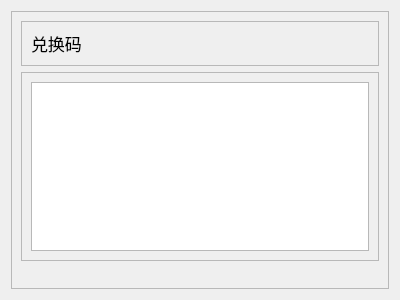
First picture: the form in res/ui/set_03.ui, repository Shasnow/StarRailAssistant, before the edit.
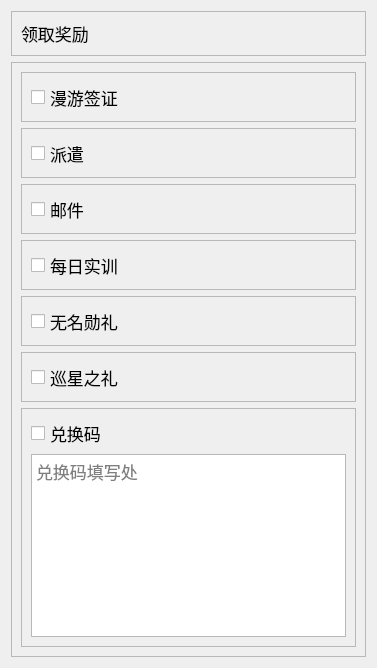
Second picture: the form after the edit.

```diff
--- a/res/ui/set_03.ui
+++ b/res/ui/set_03.ui
@@ -6,8 +6,8 @@
    <rect>
     <x>0</x>
     <y>0</y>
-    <width>400</width>
-    <height>300</height>
+    <width>377</width>
+    <height>668</height>
    </rect>
   </property>
   <property name="font">
@@ -19,6 +19,207 @@
    <string>Form</string>
   </property>
   <layout class="QGridLayout" name="gridLayout">
+   <item row="1" column="0">
+    <widget class="QScrollArea" name="scrollArea">
+     <property name="widgetResizable">
+      <bool>true</bool>
+     </property>
+     <widget class="QWidget" name="scrollAreaWidgetContents">
+      <property name="geometry">
+       <rect>
+        <x>0</x>
+        <y>0</y>
+        <width>357</width>
+        <height>600</height>
+       </rect>
+      </property>
+      <layout class="QVBoxLayout" name="verticalLayout_3">
+       <item>
+        <widget class="QFrame" name="frame3_1">
+         <property name="frameShape">
+          <enum>QFrame::Shape::StyledPanel</enum>
+         </property>
+         <property name="frameShadow">
+          <enum>QFrame::Shadow::Raised</enum>
+         </property>
+         <layout class="QHBoxLayout" name="horizontalLayout_2">
+          <item>
+           <widget class="QCheckBox" name="checkBox3_1">
+            <property name="minimumSize">
+             <size>
+              <width>0</width>
+              <height>30</height>
+             </size>
+            </property>
+            <property name="text">
+             <string>漫游签证</string>
+            </property>
+           </widget>
+          </item>
+         </layout>
+        </widget>
+       </item>
+       <item>
+        <widget class="QFrame" name="frame3_2">
+         <property name="frameShape">
+          <enum>QFrame::Shape::StyledPanel</enum>
+         </property>
+         <property name="frameShadow">
+          <enum>QFrame::Shadow::Raised</enum>
+         </property>
+         <layout class="QHBoxLayout" name="horizontalLayout_4">
+          <item>
+           <widget class="QCheckBox" name="checkBox3_2">
+            <property name="minimumSize">
+             <size>
+              <width>0</width>
+              <height>30</height>
+             </size>
+            </property>
+            <property name="text">
+             <string>派遣</string>
+            </property>
+           </widget>
+          </item>
+         </layout>
+        </widget>
+       </item>
+       <item>
+        <widget class="QFrame" name="frame3_3">
+         <property name="frameShape">
+          <enum>QFrame::Shape::StyledPanel</enum>
+         </property>
+         <property name="frameShadow">
+          <enum>QFrame::Shadow::Raised</enum>
+         </property>
+         <layout class="QHBoxLayout" name="horizontalLayout_7">
+          <item>
+           <widget class="QCheckBox" name="checkBox3_3">
+            <property name="minimumSize">
+             <size>
+              <width>0</width>
+              <height>30</height>
+             </size>
+            </property>
+            <property name="text">
+             <string>邮件</string>
+            </property>
+           </widget>
+          </item>
+         </layout>
+        </widget>
+       </item>
+       <item>
+        <widget class="QFrame" name="frame3_4">
+         <property name="frameShape">
+          <enum>QFrame::Shape::StyledPanel</enum>
+         </property>
+         <property name="frameShadow">
+          <enum>QFrame::Shadow::Raised</enum>
+         </property>
+         <layout class="QHBoxLayout" name="horizontalLayout_9">
+          <item>
+           <widget class="QCheckBox" name="checkBox3_4">
+            <property name="minimumSize">
+             <size>
+              <width>0</width>
+              <height>30</height>
+             </size>
+            </property>
+            <property name="text">
+             <string>每日实训</string>
+            </property>
+           </widget>
+          </item>
+         </layout>
+        </widget>
+       </item>
+       <item>
+        <widget class="QFrame" name="frame3_5">
+         <property name="frameShape">
+          <enum>QFrame::Shape::StyledPanel</enum>
+         </property>
+         <property name="frameShadow">
+          <enum>QFrame::Shadow::Raised</enum>
+         </property>
+         <layout class="QHBoxLayout" name="horizontalLayout_8">
+          <item>
+           <widget class="QCheckBox" name="checkBox3_5">
+            <property name="minimumSize">
+             <size>
+              <width>0</width>
+              <height>30</height>
+             </size>
+            </property>
+            <property name="text">
+             <string>无名勋礼</string>
+            </property>
+           </widget>
+          </item>
+         </layout>
+        </widget>
+       </item>
+       <item>
+        <widget class="QFrame" name="frame3_6">
+         <property name="frameShape">
+          <enum>QFrame::Shape::StyledPanel</enum>
+         </property>
+         <property name="frameShadow">
+          <enum>QFrame::Shadow::Raised</enum>
+         </property>
+         <layout class="QHBoxLayout" name="horizontalLayout_6">
+          <item>
+           <widget class="QCheckBox" name="checkBox3_6">
+            <property name="minimumSize">
+             <size>
+              <width>0</width>
+              <height>30</height>
+             </size>
+            </property>
+            <property name="text">
+             <string>巡星之礼</string>
+            </property>
+           </widget>
+          </item>
+         </layout>
+        </widget>
+       </item>
+       <item>
+        <widget class="QFrame" name="frame3_7">
+         <property name="frameShape">
+          <enum>QFrame::Shape::StyledPanel</enum>
+         </property>
+         <property name="frameShadow">
+          <enum>QFrame::Shadow::Raised</enum>
+         </property>
+         <layout class="QVBoxLayout" name="verticalLayout">
+          <item>
+           <widget class="QCheckBox" name="checkBox3_7">
+            <property name="minimumSize">
+             <size>
+              <width>0</width>
+              <height>30</height>
+             </size>
+            </property>
+            <property name="text">
+             <string>兑换码</string>
+            </property>
+           </widget>
+          </item>
+          <item>
+           <widget class="QTextEdit" name="textEdit">
+            <property name="placeholderText">
+             <string>兑换码填写处</string>
+            </property>
+           </widget>
+          </item>
+         </layout>
+        </widget>
+       </item>
+      </layout>
+     </widget>
+    </widget>
+   </item>
    <item row="0" column="0">
     <widget class="QFrame" name="frame">
      <property name="frameShape">
@@ -29,65 +230,12 @@
      </property>
      <layout class="QVBoxLayout" name="verticalLayout_2">
       <item>
-       <widget class="QFrame" name="frame_1">
-        <property name="frameShape">
-         <enum>QFrame::Shape::StyledPanel</enum>
+       <widget class="QLabel" name="label">
+        <property name="text">
+         <string>领取奖励</string>
         </property>
-        <property name="frameShadow">
-         <enum>QFrame::Shadow::Raised</enum>
-        </property>
-        <layout class="QHBoxLayout" name="horizontalLayout">
-         <item>
-          <widget class="QLabel" name="label">
-           <property name="text">
-            <string>兑换码</string>
-           </property>
-          </widget>
-         </item>
-         <item>
-          <spacer name="horizontalSpacer">
-           <property name="orientation">
-            <enum>Qt::Orientation::Horizontal</enum>
-           </property>
-           <property name="sizeHint" stdset="0">
-            <size>
-             <width>329</width>
-             <height>20</height>
-            </size>
-           </property>
-          </spacer>
-         </item>
-        </layout>
        </widget>
       </item>
-      <item>
-       <widget class="QFrame" name="frame_2">
-        <property name="frameShape">
-         <enum>QFrame::Shape::StyledPanel</enum>
-        </property>
-        <property name="frameShadow">
-         <enum>QFrame::Shadow::Raised</enum>
-        </property>
-        <layout class="QVBoxLayout" name="verticalLayout">
-         <item>
-          <widget class="QTextEdit" name="textEdit"/>
-         </item>
-        </layout>
-       </widget>
-      </item>
-      <item>
-       <spacer name="verticalSpacer">
-        <property name="orientation">
-         <enum>Qt::Orientation::Vertical</enum>
-        </property>
-        <property name="sizeHint" stdset="0">
-         <size>
-          <width>20</width>
-          <height>40</height>
-         </size>
-        </property>
-       </spacer>
-      </item>
      </layout>
     </widget>
    </item>
```
